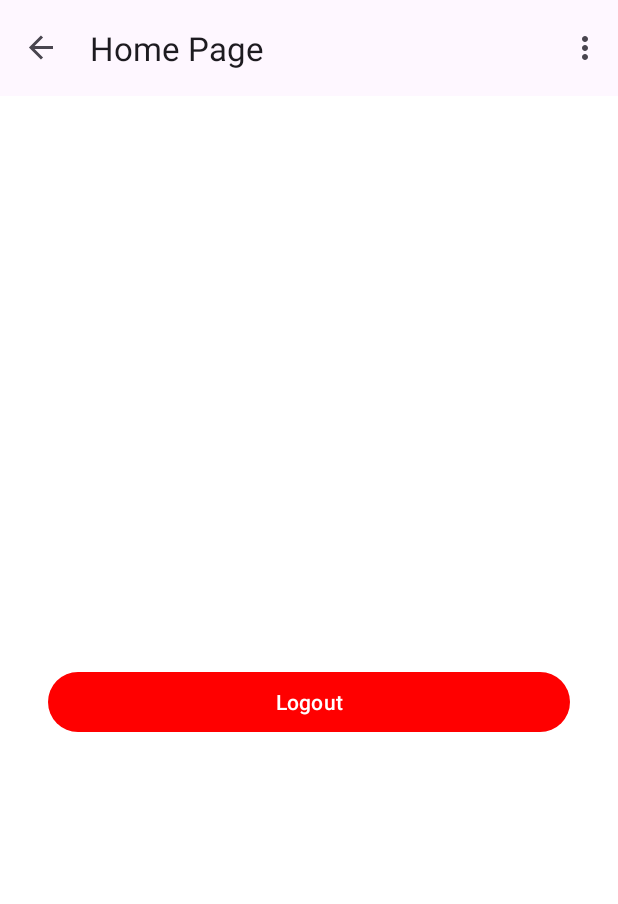
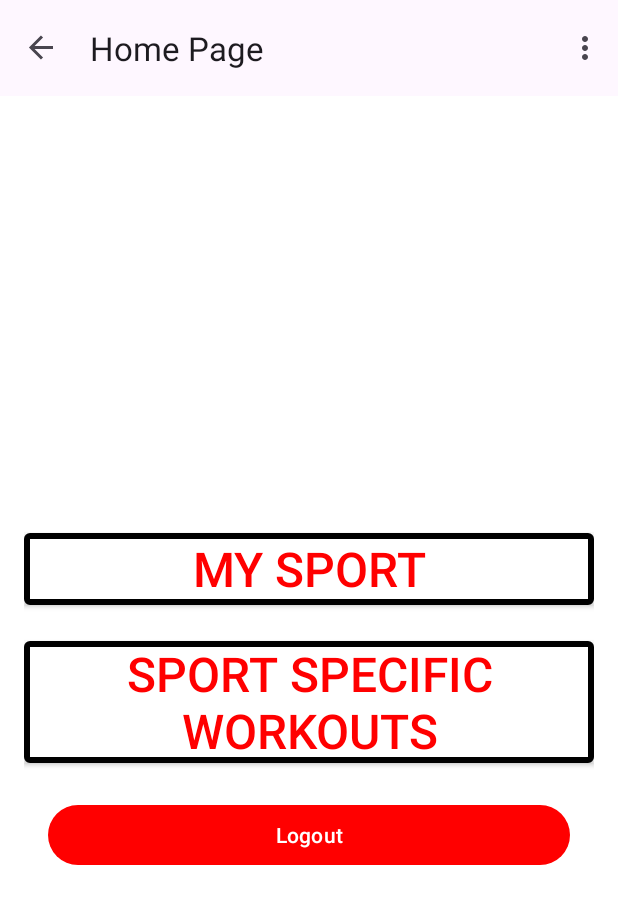
Before and after one commit to AidanMon/CSC-SWE-FitX, an Android app: the HomePage screen opened through its navigation route, on a phone screen of 412 x 824 dp. Shown: the top 904 px of the screen. Run offline under Robolectric (Android 15) with nearby library versions, the phone set to English and light mode, and no system bars; our stand-ins replace Firebase (no records; nobody signed in at launch, a user with empty details on screens opened directly), navigation-ui.

Commit message:
Merged with Ari and added "My Sport" and "Sport Specific Workouts" in homepage

```diff
--- a/FitX/app/src/main/java/com/example/fitx/view/HomePage.kt
+++ b/FitX/app/src/main/java/com/example/fitx/view/HomePage.kt
@@ -45,7 +45,32 @@ class HomePage: Fragment() {
             Toast.makeText(requireActivity(), "Logged Out", Toast.LENGTH_SHORT).show()
             findNavController().navigate(R.id.action_HomePage_to_LoginScreen)
         }
+
+        //Button to go from home to sport workouts page
+        binding.toSports.setOnClickListener {
+            findNavController().navigate((R.id.action_HomePage_to_SportsWorkouts))
         }
+
+        //Button for user sport
+        binding.userSport.setOnClickListener {
+            //Code to find user sport and go to that page
+            userRepository.getCurrentUser { user ->
+                when (user.sportId.toInt()) {
+                    0 -> findNavController().navigate(R.id.action_HomePage_to_BasketballWorkouts)
+                    1 -> findNavController().navigate(R.id.action_HomePage_to_BaseballWorkouts)
+                    2 -> findNavController().navigate(R.id.action_HomePage_to_SwimmingWorkouts)
+                    3 -> findNavController().navigate(R.id.action_HomePage_to_SoccerWorkouts)
+                    4 -> findNavController().navigate(R.id.action_HomePage_to_FootballWorkouts)
+                    5 -> findNavController().navigate(R.id.action_HomePage_to_VolleyballWorkouts)
+                    6 -> findNavController().navigate(R.id.action_HomePage_to_TennisWorkouts)
+                }
+            }
+
+
+        }
+
+    }
+
 
     override fun onDestroyView() {
         super.onDestroyView()
--- a/FitX/app/src/main/java/com/example/fitx/view/LoginScreenView.kt
+++ b/FitX/app/src/main/java/com/example/fitx/view/LoginScreenView.kt
@@ -1,16 +1,11 @@
 package com.example.fitx.view
 
 import android.os.Bundle
-import android.text.Editable
-import android.text.TextWatcher
-import android.util.Log
 import android.view.LayoutInflater
 import android.view.View
 import android.view.ViewGroup
-import android.widget.TextView
 import android.widget.Toast
 import androidx.databinding.DataBindingUtil
-import androidx.databinding.DataBindingUtil.setContentView
 import androidx.fragment.app.Fragment
 import androidx.fragment.app.viewModels
 import androidx.navigation.fragment.findNavController
@@ -18,10 +13,6 @@ import com.example.fitx.R
 import com.example.fitx.databinding.LoginScreenBinding
 import com.example.fitx.repository.UserRepository
 import com.example.fitx.view_model.LoginScreenViewModel
-import com.google.firebase.auth.FirebaseAuth
-import com.google.firebase.auth.FirebaseAuthException
-import com.google.firebase.auth.ktx.auth
-import com.google.firebase.ktx.Firebase
 
 /**
  * Login Screen View holds all the text change and button click events to move to other views for send
@@ -74,17 +65,8 @@ class LoginScreenView : Fragment() {
            else{
                userRepository.Signin(binding.userName.text.toString(),binding.userPassword.text.toString()){isSuccessful ->
                    if(isSuccessful){
-                       userRepository.getCurrentUser { user ->
-                           when(user.sportId.toInt()){
-                               0 -> findNavController().navigate(R.id.action_loginScreen_to_BasketballWorkouts)
-                               1 -> findNavController().navigate(R.id.action_loginScreen_to_BaseballWorkouts)
-                               2 -> findNavController().navigate(R.id.action_loginScreen_to_SwimmingWorkouts)
-                               3 -> findNavController().navigate(R.id.action_loginScreen_to_SoccerWorkouts)
-                               4 -> findNavController().navigate(R.id.action_loginScreen_to_FootballWorkouts)
-                               5 -> findNavController().navigate(R.id.action_loginScreen_to_VolleyballWorkouts)
-                               6 -> findNavController().navigate(R.id.action_loginScreen_to_TennisWorkouts)
-                           }
-                       }
+                       //Changed
+                       findNavController().navigate(R.id.action_LoginScreen_to_HomePage)
                    }
                    else{
                        Toast.makeText(requireActivity(), "Authentication Failed Try again", Toast.LENGTH_LONG).show()
--- a/FitX/app/src/main/res/layout/home_page.xml
+++ b/FitX/app/src/main/res/layout/home_page.xml
@@ -13,8 +13,29 @@
         android:id="@+id/loginMessageTextView"
         android:layout_width="wrap_content"
         android:layout_height="wrap_content"
-        android:textSize="18sp"
-        android:textColor="@color/red"/>
+        android:textColor="@color/red"
+        android:textSize="18sp" />
+
+    <androidx.appcompat.widget.AppCompatButton
+        android:id="@+id/userSport"
+        android:layout_width="match_parent"
+        android:layout_height="wrap_content"
+        android:background="@drawable/workout_border"
+        android:text="@string/my_sport_string"
+        android:textColor="@color/red"
+        android:textSize="32sp"
+        android:layout_marginTop="24dp"/>
+
+    <androidx.appcompat.widget.AppCompatButton
+        android:id="@+id/toSports"
+        android:layout_width="match_parent"
+        android:layout_height="wrap_content"
+        android:background="@drawable/workout_border"
+        android:text="@string/sport_workouts_label"
+        android:textColor="@color/red"
+        android:textSize="32sp"
+        android:layout_marginTop="24dp"/>
+
     <Button
         android:id="@+id/logoutButton"
         android:layout_width="match_parent"
@@ -22,9 +43,10 @@
         android:layout_marginStart="16dp"
         android:layout_marginTop="24dp"
         android:layout_marginEnd="16dp"
-        android:text="Logout"
+        android:text="@string/action_logout"
         app:backgroundTint="@color/red"
         app:layout_constraintEnd_toEndOf="parent"
         app:layout_constraintStart_toStartOf="parent"
         app:layout_constraintTop_toBottomOf="@+id/loginMessageTextView" />
+
 </LinearLayout>
--- a/FitX/app/src/main/res/navigation/nav_graph.xml
+++ b/FitX/app/src/main/res/navigation/nav_graph.xml
@@ -51,6 +51,70 @@
             android:id="@+id/action_HomePage_to_LoginScreen"
             app:destination="@id/LoginScreen"
             />
+        <action
+            android:id="@+id/action_HomePage_to_SportsWorkouts"
+            app:destination="@id/SportWorkouts"/>
+
+        <!--Added all these actions-->
+        <action
+            android:id="@+id/action_HomePage_to_BaseballWorkouts"
+            app:destination="@id/BaseballWorkouts" />
+        <action
+            android:id="@+id/action_HomePage_to_BasketballWorkouts"
+            app:destination="@id/BasketballWorkouts" />
+        <action
+            android:id="@+id/action_HomePage_to_SoccerWorkouts"
+            app:destination="@id/SoccerWorkouts" />
+        <action
+            android:id="@+id/action_HomePage_to_FootballWorkouts"
+            app:destination="@id/FootballWorkouts" />
+        <action
+            android:id="@+id/action_HomePage_to_TennisWorkouts"
+            app:destination="@id/TennisWorkouts" />
+        <action
+            android:id="@+id/action_HomePage_to_VolleyballWorkouts"
+            app:destination="@id/VolleyballWorkouts" />
+
+        <action
+            android:id="@+id/action_HomePage_to_SwimmingWorkouts"
+            app:destination="@id/SwimmingWorkouts" />
+    </fragment>
+
+    <!--Added-->
+    <!--Sport selector Fragment-->
+    <fragment
+        android:id="@+id/SportWorkouts"
+        android:name="com.example.fitx.view.sports.SportWorkouts"
+        android:label="@string/sport_workouts_label"
+        tools:layout="@layout/sport_workouts_frag">
+        <!--To football workouts-->
+        <action
+            android:id="@+id/action_SportWorkouts_to_FootballWorkouts"
+            app:destination="@id/FootballWorkouts" />
+        <!--To baseball workouts-->
+        <action
+            android:id="@+id/action_SportWorkouts_to_BaseballWorkouts"
+            app:destination="@+id/BaseballWorkouts"/>
+        <!--To basketball workouts-->
+        <action
+            android:id="@+id/action_SportWorkouts_to_BasketballWorkouts"
+            app:destination="@+id/BasketballWorkouts"/>
+        <!--To soccer workouts-->
+        <action
+            android:id="@+id/action_SportWorkouts_to_SoccerWorkouts"
+            app:destination="@+id/SoccerWorkouts"/>
+        <!--To swimming workouts-->
+        <action
+            android:id="@+id/action_SportWorkouts_to_SwimmingWorkouts"
+            app:destination="@+id/SwimmingWorkouts"/>
+        <!--To tennis workouts-->
+        <action
+            android:id="@+id/action_SportWorkouts_to_TennisWorkouts"
+            app:destination="@+id/TennisWorkouts"/>
+        <!--To volleyball workouts-->
+        <action
+            android:id="@+id/action_SportWorkouts_to_VolleyballWorkouts"
+            app:destination="@+id/VolleyballWorkouts"/>
     </fragment>
 
     <fragment
--- a/FitX/app/src/main/res/values/strings.xml
+++ b/FitX/app/src/main/res/values/strings.xml
@@ -20,6 +20,8 @@
         <item>Expert</item>
     </string-array>
 
+    <string name="my_sport_string">My Sport</string>
+    <string name="sport_workouts_label">Sport Specific Workouts</string>
     <!-- Sport Strings -->
     <string name="baseball_workouts_label">Baseball Exercises</string>
     <string name="basketball_workouts_label">Basketball Exercises</string>
@@ -30,6 +32,12 @@
     <string name="volleyball_workouts_label">Volleyball Exercises</string>
 
     <!-- Sub Football strings -->
+    <string name="football_workouts_description">
+        Here are our recommendations for a full week of football workouts. If you decide to include all of these workouts into your weekly
+        regimen we recommend that you intersperse your days off throughout the week to give yourself time to rest in-between these difficult exercises.
+        If you are feeling as though you could push yourself even further after having tried a week on this plan, we recommend you spend one of your rest days
+        in the gym focusing on steady state cardio for 30-60 minutes.
+    </string>
     <string name="football_lower_body">Lower Body Football</string>
     <string name="football_upper_body">Upper Body Football</string>
     <string name="football_speed_and_agility">Speed and Agility Football</string>
@@ -38,13 +46,6 @@
 
     <string name="description">Description</string>
     <string name="example">Example</string>
-
-    <string name="football_workouts_description">
-        Here are our recommendations for a full week of football workouts. If you decide to include all of these workouts into your weekly
-        regimen we recommend that you intersperse your days off throughout the week to give yourself time to rest in-between these difficult exercises.
-        If you are feeling as though you could push yourself even further after having tried a week on this plan, we recommend you spend one of your rest days
-        in the gym focusing on steady state cardio for 30-60 minutes.
-    </string>
 
     <string name="lorem_ipsum">
         Lorem ipsum dolor sit amet, consectetur adipiscing elit. Nam in scelerisque sem. Mauris
--- a/FitX/app/src/main/res/values/themes.xml
+++ b/FitX/app/src/main/res/values/themes.xml
@@ -3,8 +3,10 @@
     <style name="Base.Theme.FitX" parent="Theme.Material3.DayNight.NoActionBar">
         <!-- Customize your light theme here. -->
         <!-- <item name="colorPrimary">@color/my_light_primary</item> -->
-        <item name="android:textColor">@color/red</item>
+        <item name="android:textColor">@color/black</item>
     </style>
+
+    <!--Changed color to black from red^^^^^^^^-->
 
     <style name="Theme.FitX" parent="Base.Theme.FitX" />
 
```
Also changed, not shown: 593 other files. Lines whose indentation alone changed are shown as unchanged.
